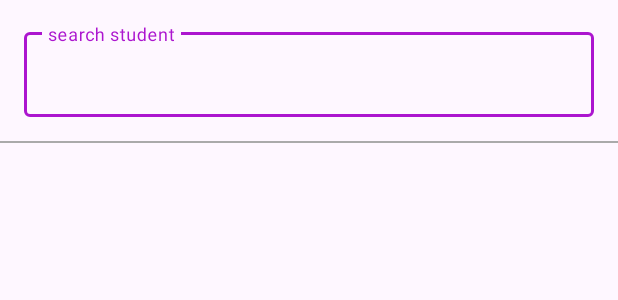
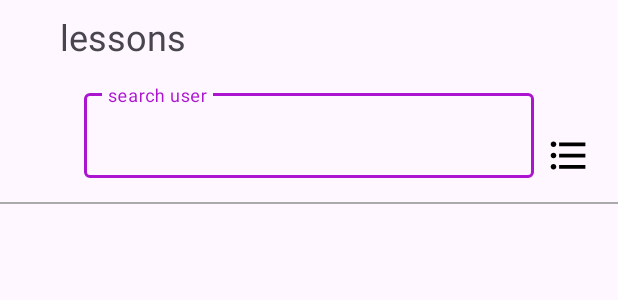
Before and after one commit to BigSmiley2/DrivingLessons, an Android app: the layout fragment_lesson_view.xml on its own in the app's theme, with its tools: preview values and no code run, on a phone screen of 412 x 824 dp. Shown: the top 300 px of the screen. Run offline under Robolectric (Android 15) with nearby library versions, the phone set to English and light mode, and no system bars.

Commit message:
added a fragment dialog for filters

```diff
--- /dev/null
+++ b/app/src/main/res/drawable-night/filter.xml
@@ -0,0 +1,5 @@
+<vector android:autoMirrored="true" android:height="24dp"
+    android:tint="#FFFFFF" android:viewportHeight="24"
+    android:viewportWidth="24" android:width="24dp" xmlns:android="http://schemas.android.com/apk/res/android">
+    <path android:fillColor="@android:color/white" android:pathData="M4,10.5c-0.83,0 -1.5,0.67 -1.5,1.5s0.67,1.5 1.5,1.5 1.5,-0.67 1.5,-1.5 -0.67,-1.5 -1.5,-1.5zM4,4.5c-0.83,0 -1.5,0.67 -1.5,1.5S3.17,7.5 4,7.5 5.5,6.83 5.5,6 4.83,4.5 4,4.5zM4,16.5c-0.83,0 -1.5,0.68 -1.5,1.5s0.68,1.5 1.5,1.5 1.5,-0.68 1.5,-1.5 -0.67,-1.5 -1.5,-1.5zM7,19h14v-2L7,17v2zM7,13h14v-2L7,11v2zM7,5v2h14L21,5L7,5z"/>
+</vector>
--- /dev/null
+++ b/app/src/main/res/drawable/filter.xml
@@ -0,0 +1,5 @@
+<vector android:autoMirrored="true" android:height="24dp"
+    android:tint="#000000" android:viewportHeight="24"
+    android:viewportWidth="24" android:width="24dp" xmlns:android="http://schemas.android.com/apk/res/android">
+    <path android:fillColor="@android:color/white" android:pathData="M4,10.5c-0.83,0 -1.5,0.67 -1.5,1.5s0.67,1.5 1.5,1.5 1.5,-0.67 1.5,-1.5 -0.67,-1.5 -1.5,-1.5zM4,4.5c-0.83,0 -1.5,0.67 -1.5,1.5S3.17,7.5 4,7.5 5.5,6.83 5.5,6 4.83,4.5 4,4.5zM4,16.5c-0.83,0 -1.5,0.68 -1.5,1.5s0.68,1.5 1.5,1.5 1.5,-0.68 1.5,-1.5 -0.67,-1.5 -1.5,-1.5zM7,19h14v-2L7,17v2zM7,13h14v-2L7,11v2zM7,5v2h14L21,5L7,5z"/>
+</vector>
--- a/app/src/main/res/layout/fragment_input.xml
+++ b/app/src/main/res/layout/fragment_input.xml
@@ -187,7 +187,7 @@
             app:layout_constraintBottom_toBottomOf="parent"
             app:layout_constraintEnd_toEndOf="@+id/radioGroupFragmentInputRole"
             app:layout_constraintStart_toStartOf="@+id/radioGroupFragmentInputRole"
-            app:layout_constraintTop_toBottomOf="@+id/FrameLayoutFragmentUserInfo" />
+            app:layout_constraintTop_toBottomOf="@+id/FrameLayoutFragmentInput" />
 
     </androidx.constraintlayout.widget.ConstraintLayout>
 
--- a/app/src/main/res/layout/fragment_lesson_view.xml
+++ b/app/src/main/res/layout/fragment_lesson_view.xml
@@ -6,35 +6,60 @@
     android:layout_height="match_parent"
     tools:context=".fragments.LessonViewFragment">
 
+    <TextView
+        android:id="@+id/textViewFragmentLessonsViewTitle"
+        android:layout_width="wrap_content"
+        android:layout_height="wrap_content"
+        android:layout_marginStart="-16dp"
+        android:layout_marginTop="8dp"
+        android:text="lessons"
+        android:textSize="24sp"
+        app:layout_constraintStart_toStartOf="@+id/textInputLayoutFragmentLessonsViewSearch"
+        app:layout_constraintTop_toTopOf="parent" />
+
+    <ImageView
+        android:id="@+id/imageViewFragmentLessonsViewFilters"
+        android:layout_width="30dp"
+        android:layout_height="30dp"
+        android:layout_marginStart="8dp"
+        android:src="@drawable/filter"
+        app:layout_constraintBottom_toBottomOf="@+id/textInputLayoutFragmentLessonsViewSearch"
+        app:layout_constraintStart_toEndOf="@+id/textInputLayoutFragmentLessonsViewSearch" />
+
     <com.google.android.material.textfield.TextInputLayout
-        android:id="@+id/textInputLayout"
-        android:layout_width="match_parent"
+        android:id="@+id/textInputLayoutFragmentLessonsViewSearch"
+        android:layout_width="300dp"
         android:layout_height="wrap_content"
         android:layout_margin="16dp"
         app:layout_constraintEnd_toEndOf="parent"
         app:layout_constraintStart_toStartOf="parent"
-        app:layout_constraintTop_toTopOf="parent">
+        app:layout_constraintTop_toBottomOf="@+id/textViewFragmentLessonsViewTitle">
 
         <com.google.android.material.textfield.TextInputEditText
-            android:id="@+id/editText"
+            android:id="@+id/editTextFragmentLessonsViewSearch"
             android:layout_width="match_parent"
             android:layout_height="match_parent"
-            android:hint="search student"
+            android:hint="search user"
             android:inputType="text" />
     </com.google.android.material.textfield.TextInputLayout>
 
     <View
-        android:id="@+id/view"
+        android:id="@+id/viewFragmentLessonsView"
         android:layout_width="match_parent"
         android:layout_height="1dp"
         android:layout_marginTop="16dp"
         android:background="@android:color/darker_gray"
-        app:layout_constraintTop_toBottomOf="@+id/textInputLayout" />
+        app:layout_constraintEnd_toEndOf="parent"
+        app:layout_constraintStart_toStartOf="parent"
+        app:layout_constraintTop_toBottomOf="@+id/textInputLayoutFragmentLessonsViewSearch" />
 
     <androidx.recyclerview.widget.RecyclerView
-        android:id="@+id/recyclerView"
+        android:id="@+id/recyclerViewFragmentLessonsView"
         android:layout_width="match_parent"
         android:layout_height="wrap_content"
         android:layout_margin="8dp"
-        app:layout_constraintTop_toBottomOf="@+id/view" />
+        app:layout_constraintEnd_toEndOf="parent"
+        app:layout_constraintStart_toStartOf="parent"
+        app:layout_constraintTop_toBottomOf="@+id/viewFragmentLessonsView" />
+
 </androidx.constraintlayout.widget.ConstraintLayout>
--- a/app/src/main/res/layout/fragment_user_info.xml
+++ b/app/src/main/res/layout/fragment_user_info.xml
@@ -30,7 +30,7 @@
             android:layout_height="wrap_content"
             android:layout_marginTop="8dp"
             android:layout_marginEnd="48dp"
-            android:text="Info"
+            android:text="@string/info"
             android:textSize="24sp"
             app:layout_constraintEnd_toStartOf="@+id/imageViewFragmentUserInfo"
             app:layout_constraintTop_toTopOf="parent" />
--- a/app/src/main/res/values/strings.xml
+++ b/app/src/main/res/values/strings.xml
@@ -3,6 +3,7 @@
     <string name="login"><b>Login</b></string>
     <string name="register"><b>Register</b></string>
     <string name="edit"><b>Edit</b></string>
+    <string name="info"><b>Info</b></string>
     <string name="student"><b>Student</b></string>
     <string name="teacher"><b>Teacher</b></string>
     <string name="went_wrong_error">something went wrong</string>
```
Also changed, not shown: app/src/main/java/com/example/drivinglessons/dialogs/LessonFiltersDialogFragment.java (added, +185 -0 lines), app/src/main/java/com/example/drivinglessons/fragments/LessonViewFragment.java (+27 -5 lines), app/src/main/java/com/example/drivinglessons/util/Constants.java (+16 -0 lines), app/src/main/res/layout/dialog_fragment_lesson_filters.xml (added, +97 -0 lines).
